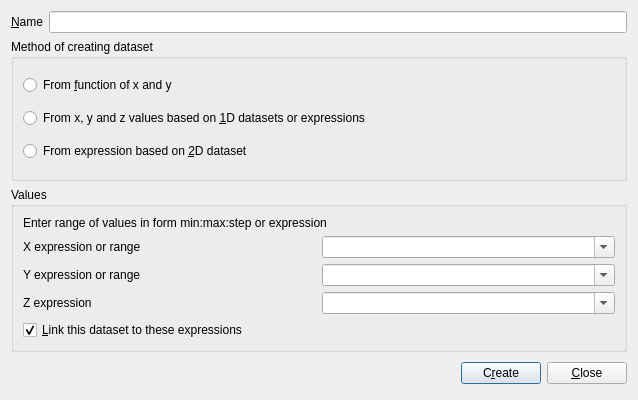
veusz/veusz, file dialogs/datacreate2d.ui: the form before one commit.
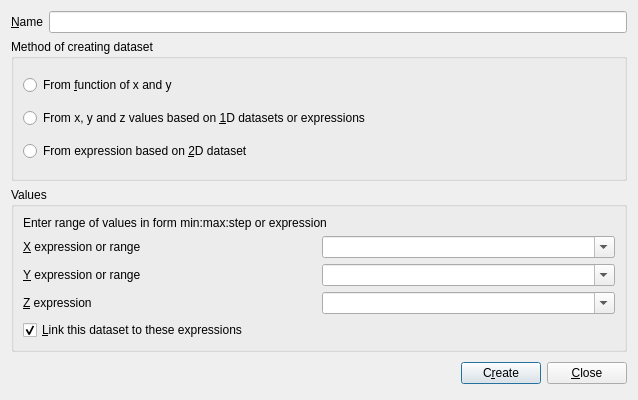
The form after the commit.

Commit message: Start implementing 2d create dialog

Diff of the .ui file:
```diff
--- a/dialogs/datacreate2d.ui
+++ b/dialogs/datacreate2d.ui
@@ -78,7 +78,10 @@
         <item row="0" column="0" >
          <widget class="QLabel" name="label_2" >
           <property name="text" >
-           <string>X expression or range</string>
+           <string>&amp;X expression or range</string>
+          </property>
+          <property name="buddy" >
+           <cstring>xexprcombo</cstring>
           </property>
          </widget>
         </item>
@@ -92,7 +95,10 @@
         <item row="1" column="0" >
          <widget class="QLabel" name="label_3" >
           <property name="text" >
-           <string>Y expression or range</string>
+           <string>&amp;Y expression or range</string>
+          </property>
+          <property name="buddy" >
+           <cstring>yexprcombo</cstring>
           </property>
          </widget>
         </item>
@@ -106,7 +112,10 @@
         <item row="2" column="0" >
          <widget class="QLabel" name="label_4" >
           <property name="text" >
-           <string>Z expression</string>
+           <string>&amp;Z expression</string>
+          </property>
+          <property name="buddy" >
+           <cstring>zexprcombo</cstring>
           </property>
          </widget>
         </item>
```
Left out of the diff: 19 changed lines with no effect on the pictures. The commit also changes 3 other files.
